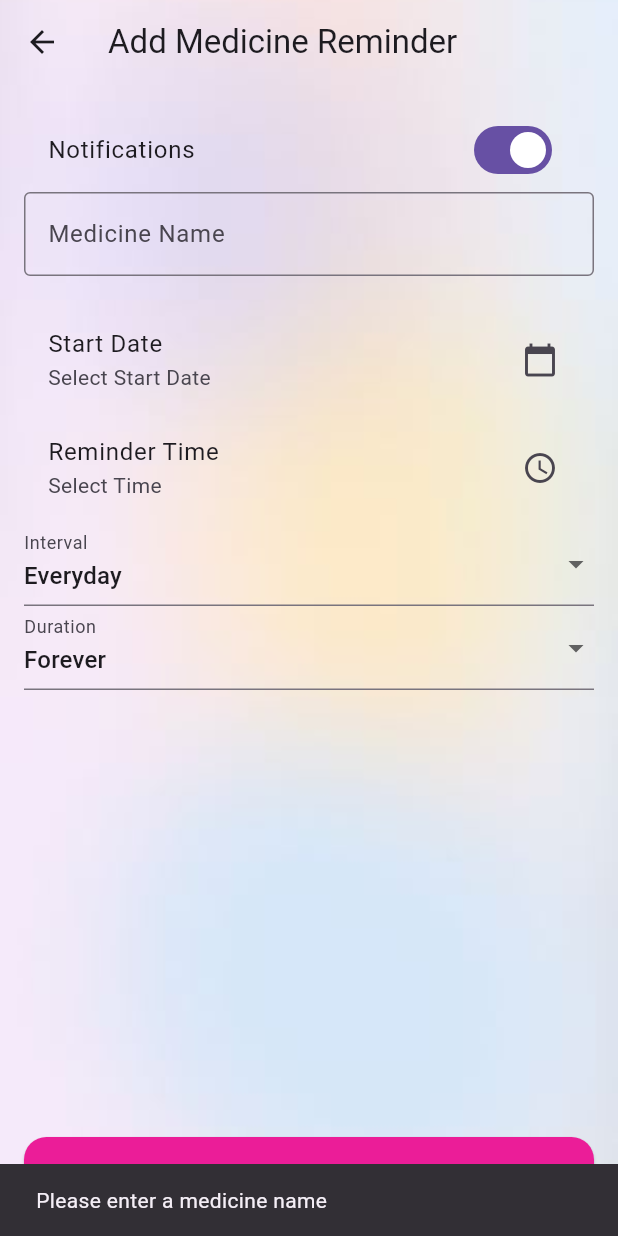
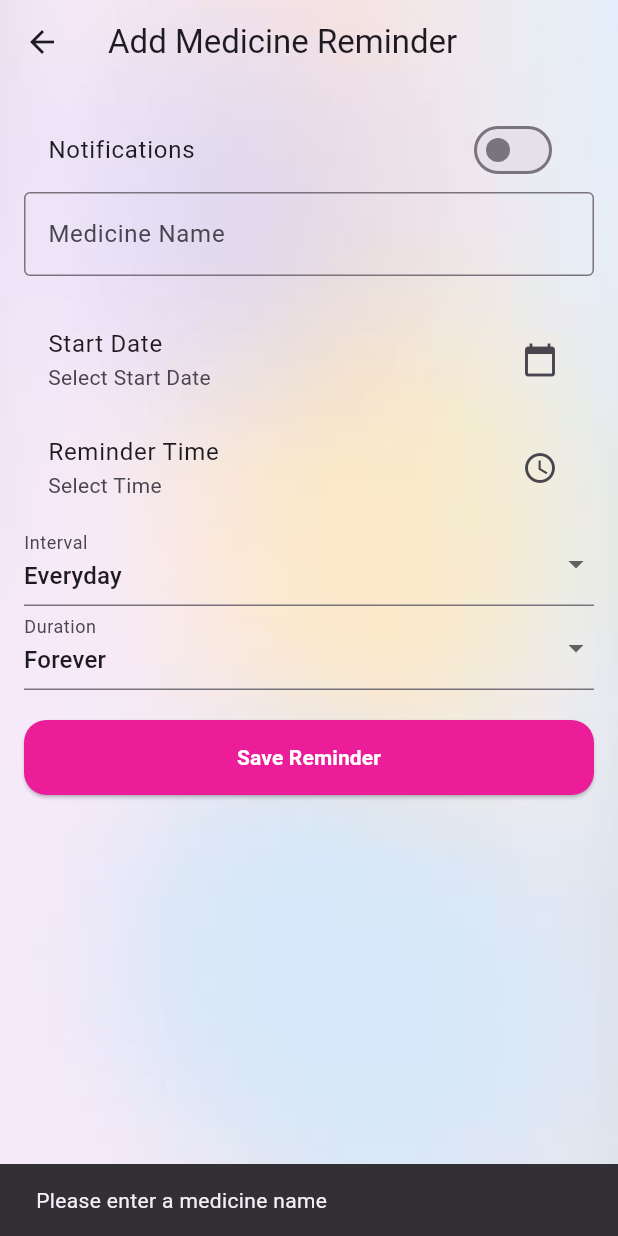
Before and after one commit to YamnaIsrail/Calendar-App, a Flutter app: the MedicineReminderScreen screen opened directly with empty values, after a tap on "Save Reminder", on a phone screen of 412 x 824 dp. Run offline on Flutter 3.47's test engine with Material 3 defaults, Android fonts, the phone set to English and light mode, and no system bars; our stand-ins replace curved_navigation_bar, fl_chart, flutter_local_notifications, flutter_svg, hive, hive_flutter and 2 more; missing offline and left inert: menstrual_cycle_widget; accounts and stored records are empty; project files that could hold a hidden picture were left out.

Commit message:
implemented local notifications in Medicine reminder

```diff
--- a/lib/screens/flow2/detail page/cycle/medicine_reminder/medicine_reminder_form.dart
+++ b/lib/screens/flow2/detail page/cycle/medicine_reminder/medicine_reminder_form.dart
@@ -1,7 +1,5 @@
-import 'package:calender_app/screens/flow2/detail%20page/cycle/medicine_reminder/set_time_dose.dart';
-import 'package:calender_app/screens/flow2/flow_2_screens_main/my_cycle_main.dart';
+import 'package:calender_app/notifications/notification_service.dart';
 import 'package:calender_app/screens/globals.dart';
-import 'package:calender_app/screens/settings/settings_page.dart';
 import 'package:calender_app/widgets/backgroundcontainer.dart';
 import 'package:calender_app/widgets/buttons.dart';
 import 'package:flutter/material.dart';
@@ -25,13 +23,13 @@ class _MedicineReminderScreenState extends State<MedicineReminderScreen> {
   TimeOfDay? reminderTime;
   String interval = "Everyday";
   String duration = "Forever";
+  bool isNotificationEnabled = false;
 
   late TextEditingController medicineController;
 
   @override
   void initState() {
     super.initState();
-    // Initialize controller with editingMedicine if provided
     medicineController = TextEditingController(
       text: widget.editingMedicine ?? "",
     );
@@ -71,7 +69,7 @@ class _MedicineReminderScreenState extends State<MedicineReminderScreen> {
     }
   }
 
-  void _saveReminder() {
+  void _saveReminder() async {
     if (medicineController.text.isEmpty) {
       ScaffoldMessenger.of(context).showSnackBar(
         SnackBar(content: Text("Please enter a medicine name")),
@@ -79,15 +77,29 @@ class _MedicineReminderScreenState extends State<MedicineReminderScreen> {
       return;
     }
 
+    if (startDate != null && reminderTime != null) {
+      final scheduleDate = DateTime(
+        startDate!.year,
+        startDate!.month,
+        startDate!.day,
+        reminderTime!.hour,
+        reminderTime!.minute,
+      );
+
+      await NotificationService.showIScheduleNotification(
+        "Medicine Reminder",
+        "It's time to take your medicine: ${medicineController.text}",
+        scheduleDate,
+      );
+    }
+
     setState(() {
       if (widget.editingMedicine != null) {
-        // Editing existing medicine
         final index = widget.selectedMedicines.indexOf(widget.editingMedicine!);
         if (index != -1) {
           widget.selectedMedicines[index] = medicineController.text;
         }
       } else {
-        // Adding new medicine
         widget.selectedMedicines.add(medicineController.text);
       }
     });
@@ -100,21 +112,39 @@ class _MedicineReminderScreenState extends State<MedicineReminderScreen> {
     return bgContainer(
       child: Scaffold(
         backgroundColor: Colors.transparent,
+
         appBar: AppBar(
-
           backgroundColor: Colors.transparent,
           title: Text(widget.editingMedicine != null
               ? "Edit Medicine Reminder"
               : "Add Medicine Reminder"),
         ),
         body: Padding(
-          padding: const EdgeInsets.all(16.0),
-          child: Column(
+          padding: EdgeInsets.all(16),
+          child: ListView(
             children: [
               SwitchListTile(
                 title: Text("Notifications"),
-                value: true,
-                onChanged: (value) {},
+                value: isNotificationEnabled,
+                onChanged: (value) async {
+                  setState(() {
+                    isNotificationEnabled = value;
+                  });
+
+                  if (isNotificationEnabled) {
+                    // Enable notifications and show a notification
+                    await NotificationService.showInstantNotification(
+                      "Notifications Enabled",
+                      "You will now receive reminders.",
+                    );
+                  } else {
+                    // Disable notifications and cancel all existing notifications
+                    await NotificationService.flutterLocalNotification.cancelAll();
+                    ScaffoldMessenger.of(context).showSnackBar(
+                      SnackBar(content: Text("Notifications Disabled")),
+                    );
+                  }
+                },
               ),
               TextField(
                 controller: medicineController,
@@ -168,14 +198,13 @@ class _MedicineReminderScreenState extends State<MedicineReminderScreen> {
                     .toList(),
                 decoration: InputDecoration(labelText: "Duration"),
               ),
-              Spacer(),
+              SizedBox(height: 20),
               CustomButton(
+                backgroundColor: primaryColor,
                 onPressed: _saveReminder,
                 text: widget.editingMedicine != null
                     ? "Update Reminder"
-                    : "Save Reminder",
-                backgroundColor: primaryColor,
-              ),
+                    : "Save Reminder")
 
             ],
           ),
```
Also changed, not shown: lib/screens/flow2/detail page/cycle/medicine.dart (+51 -44 lines).
